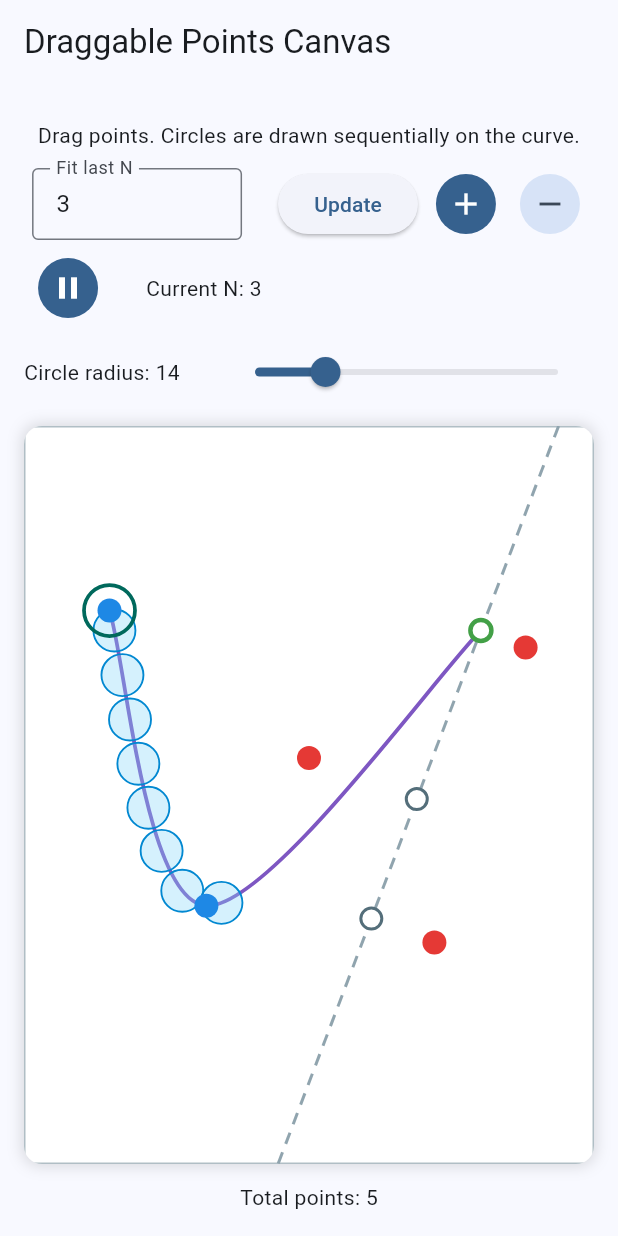
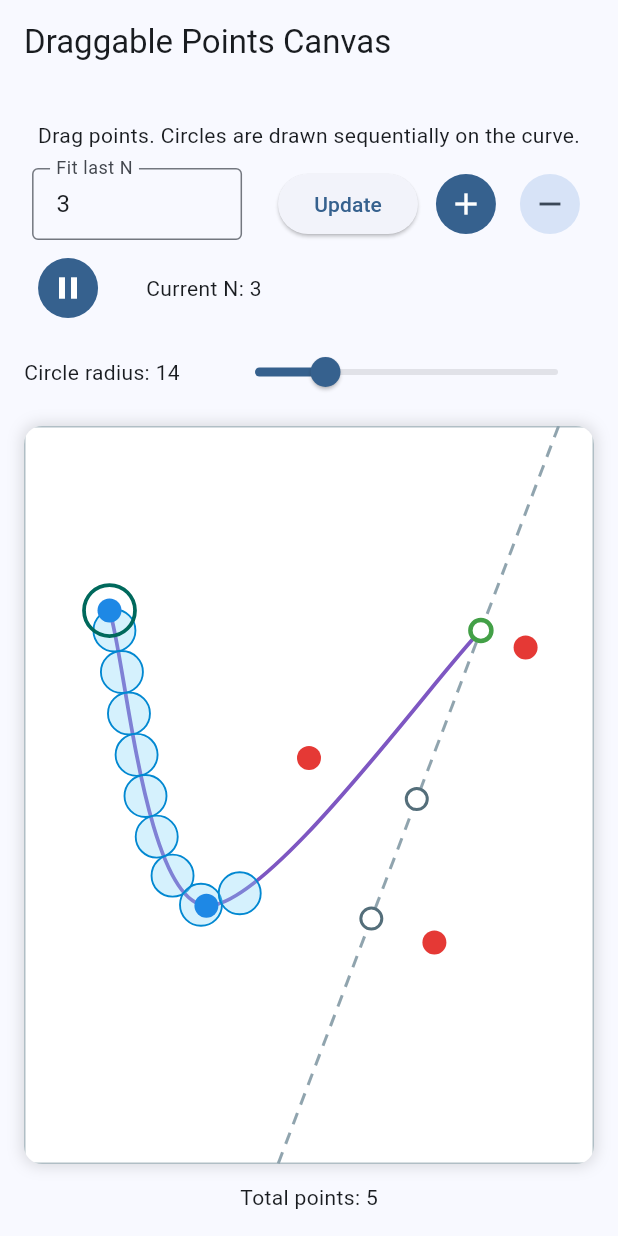
Before and after one commit to shrigshreeshant/point_extraploation, a Flutter app: the screen it shows after launch, after a tap on the "add" icon, after a tap on the "remove" icon, after a tap on the "play arrow" icon, on a phone screen of 412 x 824 dp. Run offline on Flutter 3.47's test engine with Material 3 defaults, Android fonts, the phone set to English and light mode, and no system bars; our stand-ins replace flutter_bloc.

Commit message:
Update spacing calculation in PointsCanvasPainter and adjust README documentation. The spacing for circle placement is simplified to `2 * radius`, removing the additional gap for clarity and consistency in the drawing logic.

```diff
--- a/lib/presentation/painters/points_canvas_painter.dart
+++ b/lib/presentation/painters/points_canvas_painter.dart
@@ -276,7 +276,7 @@ class PointsCanvasPainter extends CustomPainter {
     if (length < 1e-6) {
       return;
     }
-    final spacing = math.max(2.0, radius * 2 + 2);
+    final spacing = radius * 2;
 
     final fillPaint = Paint()
       ..color = const Color(0x5581D4FA)
```
Also changed, not shown: 1 other file.
